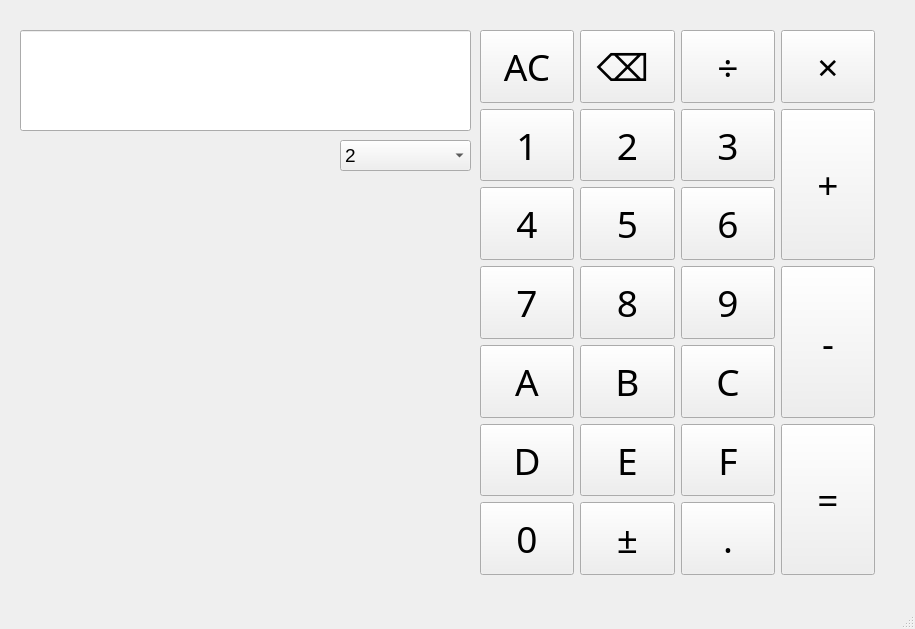
Above: calculator.ui from ZyNordd/Calculator before the change. Below: the same form after it.
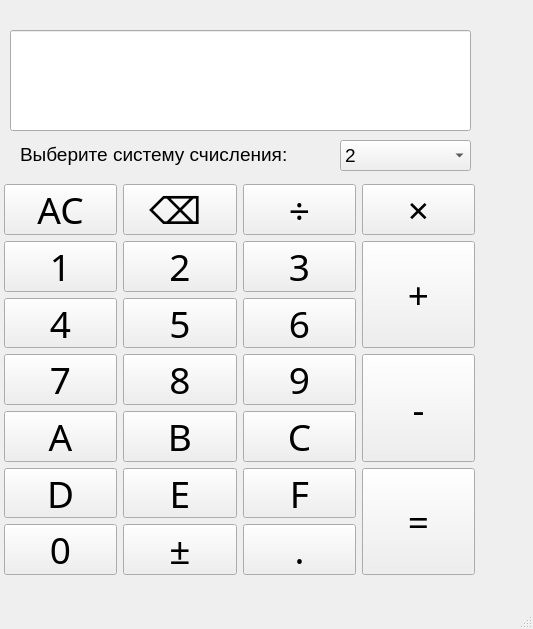
That is the form after the change.

Patch:
```diff
--- a/calculator.ui
+++ b/calculator.ui
@@ -6,7 +6,7 @@
    <rect>
     <x>0</x>
     <y>0</y>
-    <width>915</width>
+    <width>533</width>
     <height>629</height>
    </rect>
   </property>
@@ -17,10 +17,10 @@
    <widget class="QWidget" name="gridLayoutWidget">
     <property name="geometry">
      <rect>
-      <x>480</x>
-      <y>30</y>
-      <width>395</width>
-      <height>545</height>
+      <x>4</x>
+      <y>184</y>
+      <width>471</width>
+      <height>391</height>
      </rect>
     </property>
     <layout class="QGridLayout" name="gridLayout">
@@ -594,9 +594,9 @@
    <widget class="QLineEdit" name="text_1var">
     <property name="geometry">
      <rect>
-      <x>20</x>
+      <x>10</x>
       <y>30</y>
-      <width>451</width>
+      <width>461</width>
       <height>101</height>
      </rect>
     </property>
@@ -609,6 +609,24 @@
      <string/>
     </property>
    </widget>
+   <widget class="QLabel" name="label">
+    <property name="geometry">
+     <rect>
+      <x>20</x>
+      <y>139</y>
+      <width>321</width>
+      <height>31</height>
+     </rect>
+    </property>
+    <property name="font">
+     <font>
+      <pointsize>14</pointsize>
+     </font>
+    </property>
+    <property name="text">
+     <string>Выберите систему счисления:</string>
+    </property>
+   </widget>
   </widget>
   <widget class="QMenuBar" name="menubar">
    <property name="geometry">
```
Left out of the diff: 4 changed lines with no effect on the pictures.
